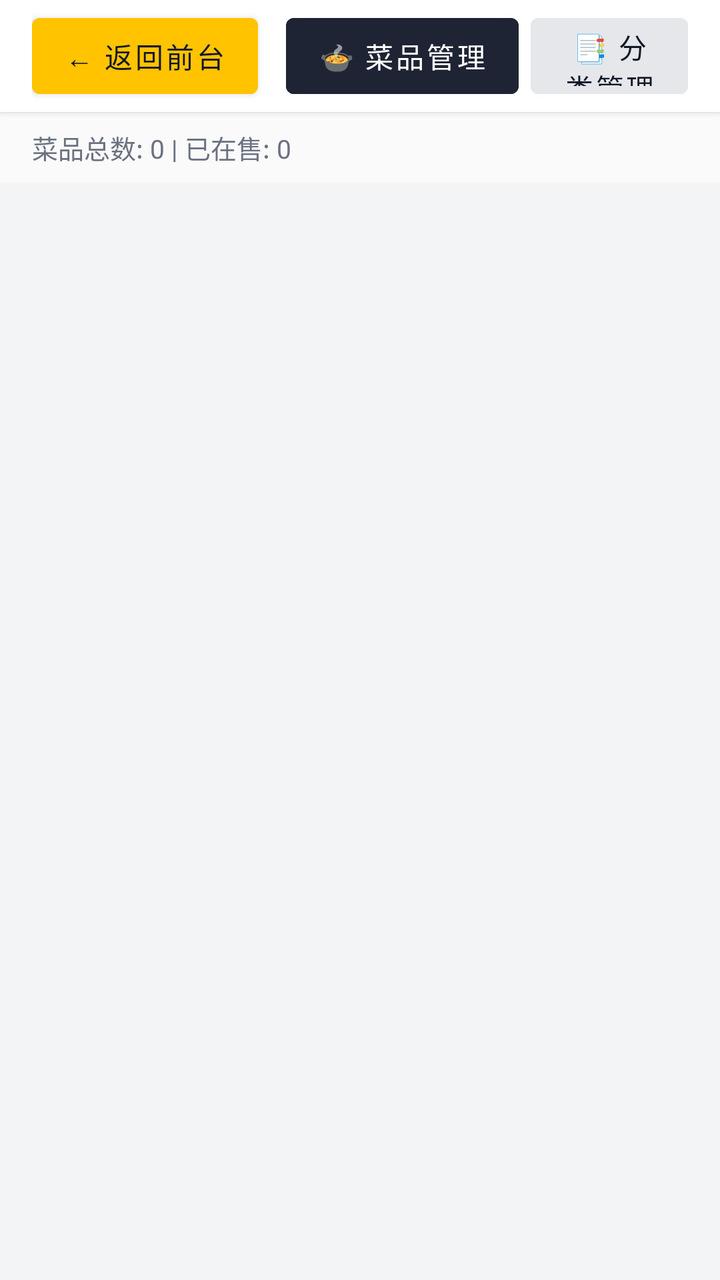
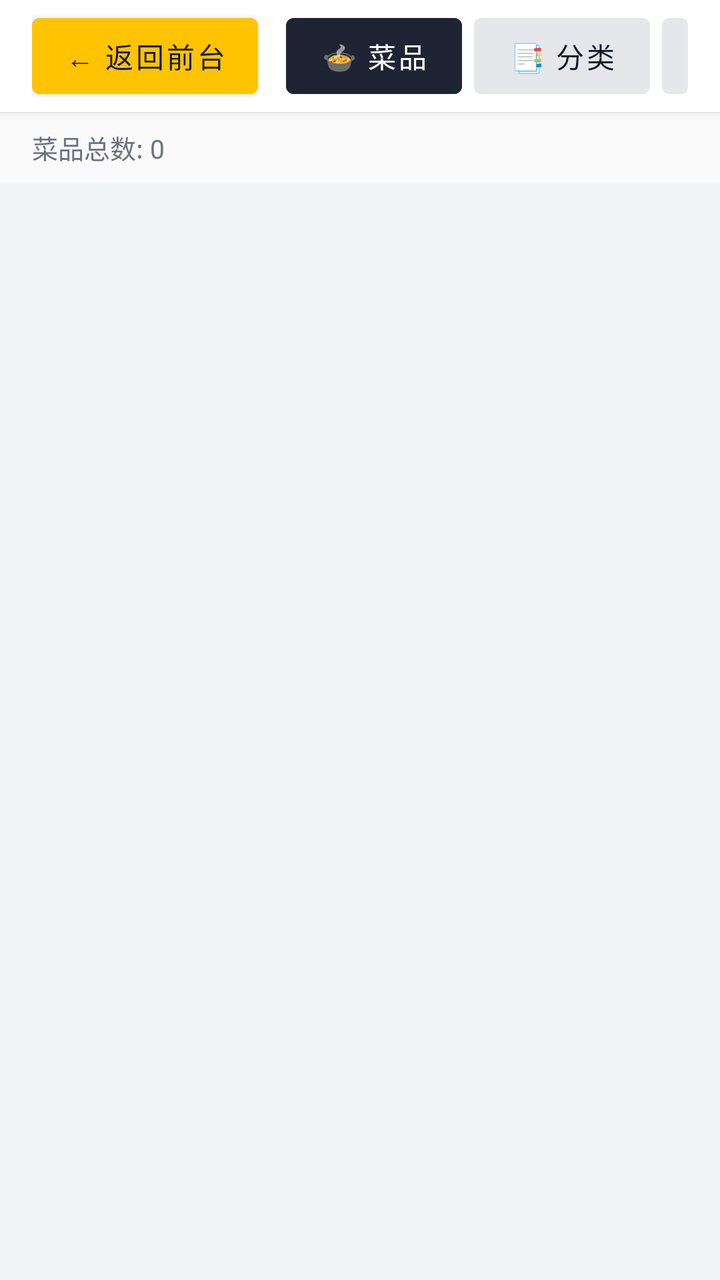

Screens rendered from an Android XML layout before and after an edit, with the pre-edit source and the edit as a unified diff.
<!-- AndroidManifest.xml: application theme Theme.MeituanPosLite -->
<!-- res/layout/activity_manage.xml -->
<?xml version="1.0" encoding="utf-8"?>
<LinearLayout xmlns:android="http://schemas.android.com/apk/res/android"
    android:layout_width="match_parent"
    android:layout_height="match_parent"
    android:orientation="vertical"
    android:background="#F3F4F6">

    
    <LinearLayout
        android:layout_width="match_parent"
        android:layout_height="56dp"
        android:background="#FFFFFF"
        android:gravity="center_vertical"
        android:paddingHorizontal="16dp"
        android:elevation="2dp">

        <Button
            android:id="@+id/btnBack"
            android:layout_width="wrap_content"
            android:layout_height="38dp"
            android:text="← 返回前台"
            android:textColor="#111827"
            android:backgroundTint="#FFC300"
            android:insetTop="0dp"
            android:insetBottom="0dp"/>

        <Button
            android:id="@+id/btnTabProducts"
            android:layout_width="wrap_content"
            android:layout_height="38dp"
            android:layout_marginStart="14dp"
            android:text="🍲 菜品管理"
            android:textColor="#FFFFFF"
            android:backgroundTint="#1E2433"
            android:insetTop="0dp"
            android:insetBottom="0dp"/>

        <Button
            android:id="@+id/btnTabCategories"
            android:layout_width="wrap_content"
            android:layout_height="38dp"
            android:layout_marginStart="6dp"
            android:text="📑 分类管理"
            android:textColor="#111827"
            android:backgroundTint="#E5E7EB"
            android:insetTop="0dp"
            android:insetBottom="0dp"/>

        <Button
            android:id="@+id/btnTabStaffs"
            android:layout_width="wrap_content"
            android:layout_height="38dp"
            android:layout_marginStart="6dp"
            android:text="👤 员工管理"
            android:textColor="#111827"
            android:backgroundTint="#E5E7EB"
            android:insetTop="0dp"
            android:insetBottom="0dp"/>

        <Button
            android:id="@+id/btnTabTables"
            android:layout_width="wrap_content"
            android:layout_height="38dp"
            android:layout_marginStart="6dp"
            android:text="🪑 桌台管理"
            android:textColor="#111827"
            android:backgroundTint="#E5E7EB"
            android:insetTop="0dp"
            android:insetBottom="0dp"/>

        
        <Button
            android:id="@+id/btnTabDiscounts"
            android:layout_width="wrap_content"
            android:layout_height="38dp"
            android:layout_marginStart="6dp"
            android:text="🏷 折扣配置"
            android:textColor="#111827"
            android:backgroundTint="#E5E7EB"
            android:insetTop="0dp"
            android:insetBottom="0dp"/>

        <View
            android:layout_width="0dp"
            android:layout_height="match_parent"
            android:layout_weight="1"/>

        <Button
            android:id="@+id/btnAddNewItem"
            android:layout_width="wrap_content"
            android:layout_height="38dp"
            android:text="➕ 新增菜品"
            android:textStyle="bold"
            android:textColor="#FFFFFF"
            android:backgroundTint="#10B981"
            android:insetTop="0dp"
            android:insetBottom="0dp"/>
    </LinearLayout>

    
    <TextView
        android:id="@+id/tvManageHeaderInfo"
        android:layout_width="match_parent"
        android:layout_height="wrap_content"
        android:paddingHorizontal="16dp"
        android:paddingVertical="8dp"
        android:text="菜品总数: 0 | 已在售: 0"
        android:textSize="13sp"
        android:textColor="#6B7280"
        android:background="#FAFAFA"/>

    <androidx.recyclerview.widget.RecyclerView
        android:id="@+id/rvManageList"
        android:layout_width="match_parent"
        android:layout_height="match_parent"
        android:padding="16dp"/>
</LinearLayout>
<!-- resources referenced by this layout -->
<resources>
  <style name="Theme.MeituanPosLite" parent="Theme.MaterialComponents.Light.NoActionBar">
          <item name="colorPrimary">@color/meituan_yellow</item>
          <item name="colorSecondary">#333333</item>
          <item name="android:statusBarColor">#FFD100</item>
      </style>
  <color name="meituan_yellow">#FFC300</color>
</resources>

<!-- the commit's change to res/layout/activity_manage.xml (unified diff, before → after) -->
@@ -22,63 +22,81 @@
             android:textColor="#111827"
             android:backgroundTint="#FFC300"
             android:insetTop="0dp"
-            android:insetBottom="0dp"/>
+            android:insetBottom="0dp"
+            android:singleLine="true"/>
 
         <Button
             android:id="@+id/btnTabProducts"
             android:layout_width="wrap_content"
             android:layout_height="38dp"
             android:layout_marginStart="14dp"
-            android:text="🍲 菜品管理"
+            android:text="🍲 菜品"
             android:textColor="#FFFFFF"
             android:backgroundTint="#1E2433"
             android:insetTop="0dp"
-            android:insetBottom="0dp"/>
+            android:insetBottom="0dp"
+            android:singleLine="true"/>
 
         <Button
             android:id="@+id/btnTabCategories"
             android:layout_width="wrap_content"
             android:layout_height="38dp"
             android:layout_marginStart="6dp"
-            android:text="📑 分类管理"
+            android:text="📑 分类"
             android:textColor="#111827"
             android:backgroundTint="#E5E7EB"
             android:insetTop="0dp"
-            android:insetBottom="0dp"/>
+            android:insetBottom="0dp"
+            android:singleLine="true"/>
 
         <Button
             android:id="@+id/btnTabStaffs"
             android:layout_width="wrap_content"
             android:layout_height="38dp"
             android:layout_marginStart="6dp"
-            android:text="👤 员工管理"
+            android:text="👤 员工"
             android:textColor="#111827"
             android:backgroundTint="#E5E7EB"
             android:insetTop="0dp"
-            android:insetBottom="0dp"/>
+            android:insetBottom="0dp"
+            android:singleLine="true"/>
 
         <Button
             android:id="@+id/btnTabTables"
             android:layout_width="wrap_content"
             android:layout_height="38dp"
             android:layout_marginStart="6dp"
-            android:text="🪑 桌台管理"
+            android:text="🪑 桌台"
             android:textColor="#111827"
             android:backgroundTint="#E5E7EB"
             android:insetTop="0dp"
-            android:insetBottom="0dp"/>
+            android:insetBottom="0dp"
+            android:singleLine="true"/>
 
-        
         <Button
             android:id="@+id/btnTabDiscounts"
             android:layout_width="wrap_content"
             android:layout_height="38dp"
             android:layout_marginStart="6dp"
-            android:text="🏷 折扣配置"
+            android:text="🏷 折扣"
             android:textColor="#111827"
             android:backgroundTint="#E5E7EB"
             android:insetTop="0dp"
-            android:insetBottom="0dp"/>
+            android:insetBottom="0dp"
+            android:singleLine="true"/>
+
+        
+        <Button
+            android:id="@+id/btnTabBackup"
+            android:layout_width="wrap_content"
+            android:layout_height="38dp"
+            android:layout_marginStart="6dp"
+            android:text="💾 备份/恢复"
+            android:textColor="#111827"
+            android:backgroundTint="#E5E7EB"
+            android:insetTop="0dp"
+            android:insetBottom="0dp"
+            android:singleLine="true"/>
 
         <View
             android:layout_width="0dp"
@@ -94,24 +112,88 @@
             android:textColor="#FFFFFF"
             android:backgroundTint="#10B981"
             android:insetTop="0dp"
-            android:insetBottom="0dp"/>
+            android:insetBottom="0dp"
+            android:singleLine="true"/>
     </LinearLayout>
 
-    
     <TextView
         android:id="@+id/tvManageHeaderInfo"
         android:layout_width="match_parent"
         android:layout_height="wrap_content"
         android:paddingHorizontal="16dp"
         android:paddingVertical="8dp"
-        android:text="菜品总数: 0 | 已在售: 0"
+        android:text="菜品总数: 0"
         android:textSize="13sp"
         android:textColor="#6B7280"
-        android:background="#FAFAFA"/>
+        android:background="#FAFAFA"
+        android:singleLine="true"/>
 
+    
     <androidx.recyclerview.widget.RecyclerView
         android:id="@+id/rvManageList"
         android:layout_width="match_parent"
         android:layout_height="match_parent"
-        android:padding="16dp"/>
+        android:padding="16dp"
+        android:visibility="visible"/>
+
+    
+    <LinearLayout
+        android:id="@+id/layoutBackupPanel"
+        android:layout_width="match_parent"
+        android:layout_height="match_parent"
+        android:orientation="vertical"
+        android:padding="32dp"
+        android:gravity="center"
+        android:visibility="gone">
+
+        <TextView
+            android:layout_width="wrap_content"
+            android:layout_height="wrap_content"
+            android:text="📦 门店完整数据备份与恢复 (JSON格式)"
+            android:textSize="22sp"
+            android:textStyle="bold"
+            android:textColor="#111827"/>
+
+        <TextView
+            android:layout_width="wrap_content"
+            android:layout_height="wrap_content"
+            android:layout_marginTop="12dp"
+            android:text="备份包含：所有菜品、分类、桌台设置、员工账号、快捷折扣按键配置\n可导出保存至U盘或电脑，遇到设备故障可一键导入恢复"
+            android:textSize="14sp"
+            android:textColor="#6B7280"
+            android:gravity="center"
+            android:lineSpacingExtra="6dp"/>
+
+        <LinearLayout
+            android:layout_width="wrap_content"
+            android:layout_height="wrap_content"
+            android:orientation="horizontal"
+            android:layout_marginTop="32dp">
+
+            <Button
+                android:id="@+id/btnExportJson"
+                android:layout_width="200dp"
+                android:layout_height="64dp"
+                android:text="📤 导出全量备份文件"
+                android:textSize="16sp"
+                android:textStyle="bold"
+                android:textColor="#FFFFFF"
+                android:backgroundTint="#2563EB"
+                android:insetTop="0dp"
+                android:insetBottom="0dp"/>
+
+            <Button
+                android:id="@+id/btnImportJson"
+                android:layout_width="200dp"
+                android:layout_height="64dp"
+                android:layout_marginStart="24dp"
+                android:text="📥 导入备份文件恢复"
+                android:textSize="16sp"
+                android:textStyle="bold"
+                android:textColor="#111827"
+                android:backgroundTint="#FFC300"
+                android:insetTop="0dp"
+                android:insetBottom="0dp"/>
+        </LinearLayout>
+    </LinearLayout>
 </LinearLayout>
